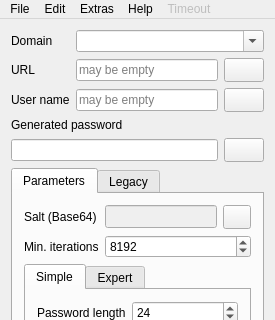
Before: the Qt Designer form Qt-SESAM/mainwindow.ui in 607011/Qt-SESAM, drawn with Qt 5; both pictures show x 0 to 275 and y 0 to 320 of the 275 by 743 pixel window.
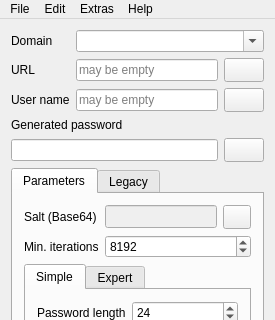
After: the same form once the commit is applied. Icons and pictures are not drawn.

```diff
--- a/Qt-SESAM/mainwindow.ui
+++ b/Qt-SESAM/mainwindow.ui
@@ -657,19 +657,10 @@
      <string>Edit</string>
     </property>
    </widget>
-   <widget class="QMenu" name="menuTimeout">
-    <property name="enabled">
-     <bool>false</bool>
-    </property>
-    <property name="title">
-     <string>Timeout</string>
-    </property>
-   </widget>
    <addaction name="menuFile"/>
    <addaction name="menuEdit"/>
    <addaction name="menuExtras"/>
    <addaction name="menuHelp"/>
-   <addaction name="menuTimeout"/>
   </widget>
   <widget class="QStatusBar" name="statusBar"/>
   <action name="actionExit">
```
